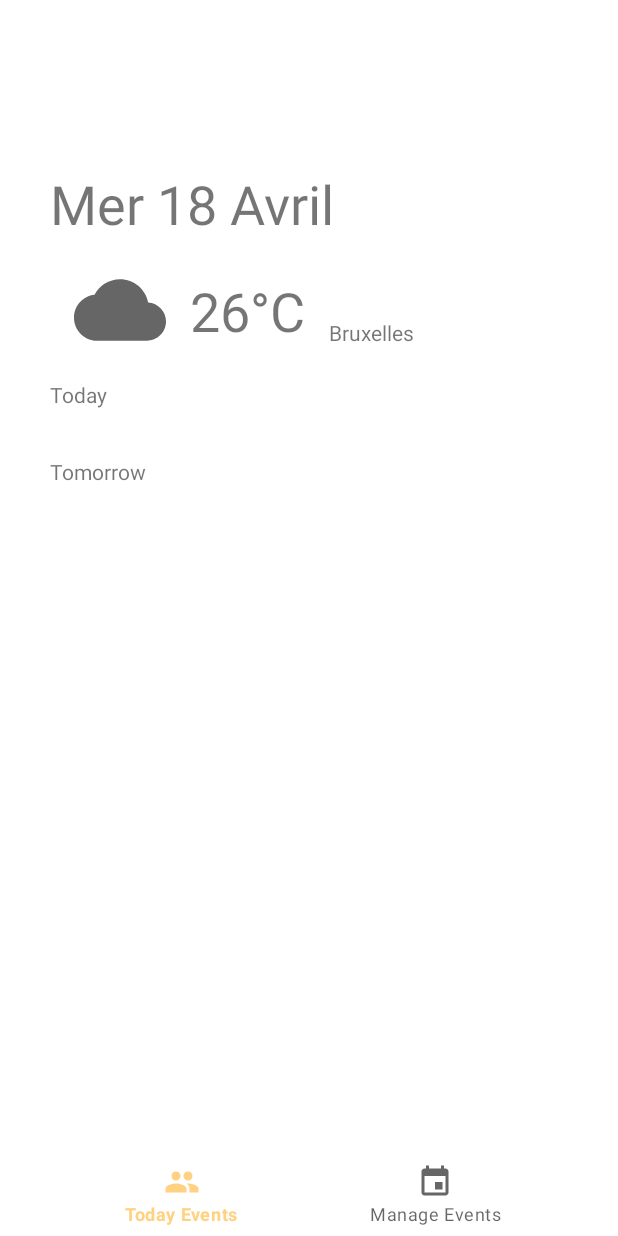
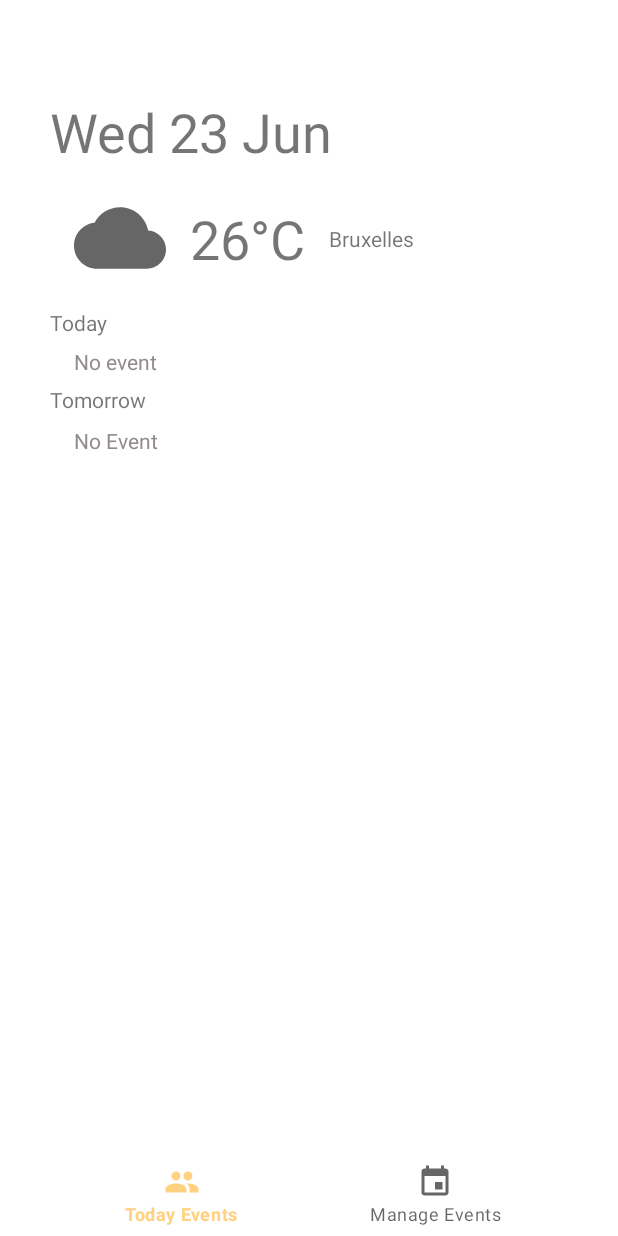
Before and after one commit to Moorluck/EventManager, an Android app: the screen it shows after launch (MainActivity), on a phone screen of 412 x 824 dp. Run offline under Robolectric (Android 15) with nearby library versions, the phone set to English and light mode, and no system bars; our stand-ins replace Picasso; pictures from the network do not load.

```diff
--- a/app/build.gradle
+++ b/app/build.gradle
@@ -34,6 +34,9 @@ android {
 
 dependencies {
 
+    implementation 'com.squareup.picasso:picasso:2.71828'
+    implementation 'androidx.lifecycle:lifecycle-runtime-ktx:2.3.1'
+    implementation 'org.jetbrains.kotlinx:kotlinx-coroutines-core:1.5.0'
     implementation "org.jetbrains.kotlin:kotlin-stdlib:$kotlin_version"
     implementation 'androidx.core:core-ktx:1.3.2'
     implementation 'androidx.appcompat:appcompat:1.3.0'
--- a/app/src/main/AndroidManifest.xml
+++ b/app/src/main/AndroidManifest.xml
@@ -1,6 +1,8 @@
 <?xml version="1.0" encoding="utf-8"?>
 <manifest xmlns:android="http://schemas.android.com/apk/res/android"
     package="be.bxl.eventsmanager">
+
+    <uses-permission android:name="android.permission.INTERNET" />
 
     <application
         android:allowBackup="true"
@@ -9,6 +11,7 @@
         android:roundIcon="@mipmap/ic_launcher_round"
         android:supportsRtl="true"
         android:theme="@style/Theme.EventsManager">
+        <activity android:name=".MeteoActivity"></activity>
         <activity android:name=".MainActivity">
             <intent-filter>
                 <action android:name="android.intent.action.MAIN" />
--- a/app/src/main/java/be/bxl/eventsmanager/EventRepository.kt
+++ b/app/src/main/java/be/bxl/eventsmanager/EventRepository.kt
@@ -12,12 +12,16 @@ class EventRepository() {
 
     var events = mutableListOf<Event>()
 
+    fun updateEvents() {
+        events = db.openReadable().getAllEvent()
+        db.close()
+    }
 
     fun getListOfTodayEvent(listener : (MutableList<Event>) -> Unit) {
 
         updateEvents()
 
-        var eventOfToday = mutableListOf<Event>()
+        val eventOfToday = mutableListOf<Event>()
 
         for (event in events) {
             if (event.date == LocalDate.now()) {
@@ -85,11 +89,6 @@ class EventRepository() {
         return result
     }
 
-    fun updateEvents() {
-        events = db.openReadable().getAllEvent()
-        db.close()
-    }
-
     fun deleteEventById(id : Int) {
         db.openWritable().delete(id)
         updateEvents()
--- a/app/src/main/java/be/bxl/eventsmanager/MainActivity.kt
+++ b/app/src/main/java/be/bxl/eventsmanager/MainActivity.kt
@@ -38,14 +38,11 @@ class MainActivity : AppCompatActivity() {
         val mainFragment : MainFragment = MainFragment.newInstance()
         val eventsManagerFragment : EventsManagerFragment = EventsManagerFragment.newInstance()
 
-        // Set Delete btn
-        mainFragment.setOnDeleteBtnClickListener {
-            showDeleteDialog(it, mainFragment)
+        // Affiche le fragment initial
+        val initialTransaction = fm.beginTransaction().apply {
+            replace(fragmentContainer.id, mainFragment)
         }
-
-        eventsManagerFragment.setOnDeleteBtnClickListener {
-            showDeleteDialog(it, eventsManagerFragment)
-        }
+        initialTransaction.commit()
 
         // Set the button add
         eventsManagerFragment.setOnAddEventClickListener {
@@ -57,6 +54,15 @@ class MainActivity : AppCompatActivity() {
             transaction.commit()
         }
 
+        // Set Delete btn
+        mainFragment.setOnDeleteBtnClickListener {
+            showDeleteDialog(it, mainFragment)
+        }
+
+        eventsManagerFragment.setOnDeleteBtnClickListener {
+            showDeleteDialog(it, eventsManagerFragment)
+        }
+
         // Set edit button
         eventsManagerFragment.setOnEditBtnClickListener {
             editEvent(repository.getEventById(it))
@@ -66,12 +72,9 @@ class MainActivity : AppCompatActivity() {
             editEvent(repository.getEventById(it))
         }
 
-        // Affiche le fragment initial
-        val initialTransaction = fm.beginTransaction().apply {
-            replace(fragmentContainer.id, mainFragment)
-        }
-        initialTransaction.commit()
 
+
+        // Setup bottom nav bar
 
         bottomNavView.setOnNavigationItemSelectedListener {
 
--- a/app/src/main/java/be/bxl/eventsmanager/adapters/EventOfDayAdapter.kt
+++ b/app/src/main/java/be/bxl/eventsmanager/adapters/EventOfDayAdapter.kt
@@ -9,6 +9,7 @@ import androidx.recyclerview.widget.LinearLayoutManager
 import androidx.recyclerview.widget.RecyclerView
 import be.bxl.eventsmanager.R
 import be.bxl.eventsmanager.models.Event
+import java.time.format.DateTimeFormatter
 
 class EventOfDayAdapter(val context : Context?, val onDeleteClickListener : (Int) -> Unit,
                         val onEditClickListener : (Int) -> Unit) : RecyclerView.Adapter<EventOfDayAdapter.ViewHolder>() {
@@ -40,7 +41,7 @@ class EventOfDayAdapter(val context : Context?, val onDeleteClickListener : (Int
 
         val listOfEvent : MutableList<Event> = eventsOfDay[position]
 
-        holder.tvDay.text = listOfEvent[0].date.toString()
+        holder.tvDay.text = listOfEvent[0].date.format(DateTimeFormatter.ofPattern("EEE dd MMM"))
 
         var adapter = EventAdapter(
             onDeleteClickListener = {
--- /dev/null
+++ b/app/src/main/java/be/bxl/eventsmanager/api/HttpRequest.kt
@@ -0,0 +1,64 @@
+package be.bxl.eventsmanager.api
+
+import java.io.BufferedReader
+import java.io.InputStreamReader
+import java.lang.Exception
+import java.net.HttpURLConnection
+import java.net.URL
+
+class HttpRequest {
+
+    companion object {
+        fun getJsonFromRequest(url : String) : String? {
+
+            val urlRequest = URL(url)
+
+            var requestResult : String? = null
+            var connection : HttpURLConnection? = null
+
+            try {
+                connection = urlRequest.openConnection() as HttpURLConnection
+                connection.connect()
+
+                if (connection.responseCode != HttpURLConnection.HTTP_OK) {
+                    return null
+                }
+
+                val streamReader = InputStreamReader(connection.inputStream)
+                val reader = BufferedReader(streamReader)
+
+                val builder = StringBuilder()
+                var line : String
+                var finish = false
+
+                while (!finish) {
+                    line = reader.readLine()
+
+                    if (line == null) {
+                        finish = true
+                    }
+                    else
+                    {
+                        builder.append(line)
+                        builder.append("\n")
+                    }
+
+                    reader.close()
+                    streamReader.close()
+
+                    requestResult = builder.toString()
+                }
+            }
+            catch (e : Exception) {
+                e.printStackTrace()
+            }
+            finally {
+                connection?.disconnect()
+            }
+
+            return requestResult
+        }
+    }
+
+
+}
--- /dev/null
+++ b/app/src/main/java/be/bxl/eventsmanager/api/URLHelper.kt
@@ -0,0 +1,14 @@
+package be.bxl.eventsmanager.api
+
+class URLHelper {
+
+    companion object {
+
+        val apiKey = "c3fa448b20d4333b499f552522c429d3"
+
+        val URLCurrentWeather = "https://api.openweathermap.org/data/2.5/weather?q=__city__&appid=$apiKey&units=metric"
+        val URLNextWeather = "https://api.openweathermap.org/data/2.5/forecast?q=__city__&appid=$apiKey&units=metric"
+        val URLIcon = "https://openweathermap.org/img/w/__iconID__.png"
+
+    }
+}
--- a/app/src/main/java/be/bxl/eventsmanager/fragments/MainFragment.kt
+++ b/app/src/main/java/be/bxl/eventsmanager/fragments/MainFragment.kt
@@ -1,20 +1,34 @@
 package be.bxl.eventsmanager.fragments
 
-import android.app.AlertDialog
-import android.content.DialogInterface
+import android.content.Context
+import android.content.Intent
+import android.content.SharedPreferences
 import android.os.Bundle
 import androidx.fragment.app.Fragment
 import android.view.LayoutInflater
 import android.view.View
 import android.view.ViewGroup
+import android.widget.ImageView
 import android.widget.TextView
+import androidx.lifecycle.lifecycleScope
 import androidx.recyclerview.widget.LinearLayoutManager
 import androidx.recyclerview.widget.RecyclerView
 import be.bxl.eventsmanager.EventRepository
+import be.bxl.eventsmanager.MeteoActivity
 import be.bxl.eventsmanager.R
 import be.bxl.eventsmanager.adapters.EventAdapter
-import be.bxl.eventsmanager.db.EventDAO
+import be.bxl.eventsmanager.api.CurentWeatherParse
+import be.bxl.eventsmanager.api.HttpRequest
+import be.bxl.eventsmanager.api.URLHelper
+import be.bxl.eventsmanager.models.WeatherObject
 import be.bxl.eventsmanager.models.Event
+import com.squareup.picasso.Picasso
+import kotlinx.coroutines.Dispatchers
+import kotlinx.coroutines.launch
+import kotlinx.coroutines.withContext
+import java.time.LocalDate
+import java.time.format.DateTimeFormatter
+import java.util.*
 
 
 class MainFragment : Fragment() {
@@ -24,9 +38,13 @@ class MainFragment : Fragment() {
     private lateinit var tvDate : TextView
     private lateinit var tvTemperature : TextView
     private lateinit var tvCity : TextView
+    private lateinit var tvNoEventToday : TextView
+    private lateinit var tvNoEventTomorrow : TextView
 
     private lateinit var rvToday : RecyclerView
     private lateinit var rvTomorrow : RecyclerView
+
+    private lateinit var imgIconWeather : ImageView
 
     // Data
 
@@ -35,10 +53,14 @@ class MainFragment : Fragment() {
     private lateinit var todayEvents : MutableList<Event>
     private lateinit var tomorrowEvents : MutableList<Event>
 
+    private lateinit var weatherObject : WeatherObject
+
     // Adapter
 
     private lateinit var todayAdapter : EventAdapter
     private lateinit var tomorrowAdapter : EventAdapter
+
+
 
     override fun onCreateView(
         inflater: LayoutInflater, container: ViewGroup?,
@@ -50,9 +72,18 @@ class MainFragment : Fragment() {
         tvDate = v.findViewById(R.id.tv_date_main)
         tvTemperature = v.findViewById(R.id.tv_temperature_main)
         tvCity = v.findViewById(R.id.tv_city_main)
+        tvNoEventToday = v.findViewById(R.id.tv_no_event_today_main)
+        tvNoEventTomorrow = v.findViewById(R.id.tv_no_event_tomorrow_main)
 
         rvToday = v.findViewById(R.id.rv_today_main)
         rvTomorrow = v.findViewById(R.id.rv_tomorrow_main)
+
+        imgIconWeather = v.findViewById(R.id.img_icon_weather_main)
+
+        // Set the date
+        val localDateString = LocalDate.now().format(DateTimeFormatter.ofPattern("EEE dd MMM"))
+        val date = localDateString.substring(0, 1).uppercase() + localDateString.substring(1)
+        tvDate.text = date.replace(".", "")
 
 
         // Get Event from database
@@ -68,6 +99,8 @@ class MainFragment : Fragment() {
 
         // Setup rv
 
+        // Today Adapter
+
         todayAdapter = EventAdapter (
             onDeleteClickListener = {
                 onDeleteBtnClickListener?.invoke(it)
@@ -79,6 +112,8 @@ class MainFragment : Fragment() {
 
         rvToday.adapter = todayAdapter
         rvToday.layoutManager = LinearLayoutManager(activity, LinearLayoutManager.HORIZONTAL, false)
+
+        // Tomorrow Adapter
 
         tomorrowAdapter = EventAdapter (
             onDeleteClickListener = {
@@ -93,7 +128,54 @@ class MainFragment : Fragment() {
         rvTomorrow.adapter = tomorrowAdapter
         rvTomorrow.layoutManager = LinearLayoutManager(activity, LinearLayoutManager.HORIZONTAL, false)
 
+        updateTvNoEvent()
+
+        // Click to acces meteo activity
+
+        imgIconWeather.setOnClickListener {
+            val intent = Intent(requireContext(), MeteoActivity::class.java)
+            startActivity(intent)
+        }
+
         return v
+    }
+
+    override fun onResume() {
+        super.onResume()
+
+        val sharedPref = activity?.getSharedPreferences(getString(R.string.city_name), Context.MODE_PRIVATE)
+
+        if (sharedPref?.getString(getString(R.string.city_name), null) == null) {
+            val editor = sharedPref?.edit()
+            editor?.putString(getString(R.string.city_name), "Bruxelles")
+            editor?.apply()
+        }
+
+        lifecycleScope.launch {
+            withContext(Dispatchers.IO) {
+                val cityName = sharedPref?.getString(getString(R.string.city_name), "Bruxelles") ?: "Bruxelles"
+                val url = URLHelper.URLCurrentWeather.replace("__city__", cityName)
+                val request = HttpRequest.getJsonFromRequest(url)
+                if (request != null) {
+                    weatherObject = CurentWeatherParse.parseJson(request)
+                    updateWeatherUI(weatherObject)
+                }
+            }
+        }
+    }
+
+    suspend fun updateWeatherUI(weatherObject: WeatherObject) {
+
+        withContext(Dispatchers.Main) {
+            val temperatureText = weatherObject.temp.toString() + "°C"
+            tvTemperature.text = temperatureText
+            tvCity.text = weatherObject.city
+
+            Picasso.get()
+                .load(URLHelper.URLIcon.replace("__iconID__", weatherObject.iconID))
+                .into(imgIconWeather)
+        }
+
     }
 
     fun updateList() {
@@ -106,7 +188,25 @@ class MainFragment : Fragment() {
 
         todayAdapter.events = todayEvents
         tomorrowAdapter.events = tomorrowEvents
+
+        updateTvNoEvent()
     }
+
+    private fun updateTvNoEvent() {
+        if (tomorrowEvents.isEmpty()) {
+            tvNoEventTomorrow.visibility = View.VISIBLE
+        } else {
+            tvNoEventTomorrow.visibility = View.INVISIBLE
+        }
+
+        if (todayEvents.isEmpty()) {
+            tvNoEventToday.visibility = View.VISIBLE
+        } else {
+            tvNoEventToday.visibility = View.INVISIBLE
+        }
+    }
+
+    // Listeneer
 
     private var onDeleteBtnClickListener : ((Int) -> Unit)? = null
 
--- a/app/src/main/res/layout/activity_main.xml
+++ b/app/src/main/res/layout/activity_main.xml
@@ -27,7 +27,7 @@
         android:id="@+id/fragment_container_main"
         android:layout_width="409dp"
         android:layout_height="673dp"
-        android:paddingVertical="32dp"
+        android:paddingVertical="0dp"
         app:layout_constraintBottom_toTopOf="@+id/coordinatorLayout"
         app:layout_constraintEnd_toEndOf="parent"
         app:layout_constraintStart_toStartOf="parent"
--- a/app/src/main/res/layout/fragment_main.xml
+++ b/app/src/main/res/layout/fragment_main.xml
@@ -15,7 +15,7 @@
             android:layout_width="wrap_content"
             android:layout_height="wrap_content"
             android:layout_marginStart="32dp"
-            android:layout_marginTop="32dp"
+            android:layout_marginTop="16dp"
             android:text="Mer 18 Avril"
             android:textSize="36sp"
             app:layout_constraintStart_toStartOf="parent"
@@ -28,12 +28,12 @@
             android:layout_marginStart="16dp"
             android:text="26°C"
             android:textSize="36sp"
-            app:layout_constraintBottom_toBottomOf="@+id/imageView"
-            app:layout_constraintStart_toEndOf="@+id/imageView"
-            app:layout_constraintTop_toTopOf="@+id/imageView" />
+            app:layout_constraintBottom_toBottomOf="@+id/img_icon_weather_main"
+            app:layout_constraintStart_toEndOf="@+id/img_icon_weather_main"
+            app:layout_constraintTop_toTopOf="@+id/img_icon_weather_main" />
 
         <ImageView
-            android:id="@+id/imageView"
+            android:id="@+id/img_icon_weather_main"
             android:layout_width="61dp"
             android:layout_height="61dp"
             android:layout_marginStart="16dp"
@@ -49,7 +49,8 @@
             android:layout_marginStart="16dp"
             android:text="Bruxelles"
             app:layout_constraintBottom_toBottomOf="@+id/tv_temperature_main"
-            app:layout_constraintStart_toEndOf="@+id/tv_temperature_main" />
+            app:layout_constraintStart_toEndOf="@+id/tv_temperature_main"
+            app:layout_constraintTop_toTopOf="@+id/tv_temperature_main" />
 
         <TextView
             android:id="@+id/tv_today_main"
@@ -58,7 +59,7 @@
             android:layout_marginTop="16dp"
             android:text="Today"
             app:layout_constraintStart_toStartOf="@+id/tv_date_main"
-            app:layout_constraintTop_toBottomOf="@+id/imageView" />
+            app:layout_constraintTop_toBottomOf="@+id/img_icon_weather_main" />
 
         <androidx.recyclerview.widget.RecyclerView
             android:id="@+id/rv_today_main"
@@ -87,6 +88,28 @@
             app:layout_constraintStart_toStartOf="parent"
             app:layout_constraintTop_toBottomOf="@+id/tv_tommorow_main" />
 
+        <TextView
+            android:id="@+id/tv_no_event_today_main"
+            android:layout_width="wrap_content"
+            android:layout_height="wrap_content"
+            android:layout_marginStart="16dp"
+            android:text="No event"
+            android:textColor="#938B8B"
+            app:layout_constraintBottom_toTopOf="@+id/tv_tommorow_main"
+            app:layout_constraintStart_toStartOf="@+id/tv_today_main"
+            app:layout_constraintTop_toBottomOf="@+id/tv_today_main" />
+
+        <TextView
+            android:id="@+id/tv_no_event_tomorrow_main"
+            android:layout_width="wrap_content"
+            android:layout_height="wrap_content"
+            android:layout_marginStart="16dp"
+            android:layout_marginTop="8dp"
+            android:text="No Event"
+            android:textColor="#938B8B"
+            app:layout_constraintStart_toStartOf="@+id/tv_tommorow_main"
+            app:layout_constraintTop_toBottomOf="@+id/tv_tommorow_main" />
+
 
     </androidx.constraintlayout.widget.ConstraintLayout>
 
--- a/app/src/main/res/layout/item_event.xml
+++ b/app/src/main/res/layout/item_event.xml
@@ -4,6 +4,7 @@
     xmlns:tools="http://schemas.android.com/tools"
     android:layout_width="170dp"
     android:layout_height="170dp"
+    app:cardCornerRadius="8dp"
     android:layout_margin="16dp">
 
     <androidx.constraintlayout.widget.ConstraintLayout
--- a/app/src/main/res/values-night/themes.xml
+++ b/app/src/main/res/values-night/themes.xml
@@ -1,13 +1,13 @@
 <resources xmlns:tools="http://schemas.android.com/tools">
     <!-- Base application theme. -->
-    <style name="Theme.EventsManager" parent="Theme.MaterialComponents.DayNight.DarkActionBar">
+    <style name="Theme.EventsManager" parent="Theme.MaterialComponents.DayNight.NoActionBar">
         <!-- Primary brand color. -->
         <item name="colorPrimary">@color/purple_200</item>
         <item name="colorPrimaryVariant">@color/purple_700</item>
         <item name="colorOnPrimary">@color/black</item>
         <!-- Secondary brand color. -->
-        <item name="colorSecondary">@color/teal_200</item>
-        <item name="colorSecondaryVariant">@color/teal_200</item>
+        <item name="colorSecondary">@color/purple_200</item>
+        <item name="colorSecondaryVariant">@color/purple_200</item>
         <item name="colorOnSecondary">@color/black</item>
         <!-- Status bar color. -->
         <item name="android:statusBarColor" tools:targetApi="l">?attr/colorPrimaryVariant</item>
--- a/app/src/main/res/values/strings.xml
+++ b/app/src/main/res/values/strings.xml
@@ -4,4 +4,5 @@
     <string name="hello_blank_fragment">Hello blank fragment</string>
     <string name="bottom_bar_today_events">Today Events</string>
     <string name="bottom_bar_manage_events">Manage Events</string>
+    <string name="city_name">CITY_NAME</string>
 </resources>
```
Also changed, not shown: app/src/main/java/be/bxl/eventsmanager/MeteoActivity.kt (added, +97 -0 lines), app/src/main/java/be/bxl/eventsmanager/adapters/MeteoAdapter.kt (added, +54 -0 lines), app/src/main/java/be/bxl/eventsmanager/api/CurentWeatherParse.kt (added, +30 -0 lines), app/src/main/java/be/bxl/eventsmanager/api/NextWeatherParse.kt (added, +47 -0 lines), app/src/main/java/be/bxl/eventsmanager/models/WeatherObject.kt (added, +13 -0 lines), app/src/main/res/layout/activity_meteo.xml (added, +54 -0 lines), app/src/main/res/layout/item_meteo.xml (added, +37 -0 lines).
